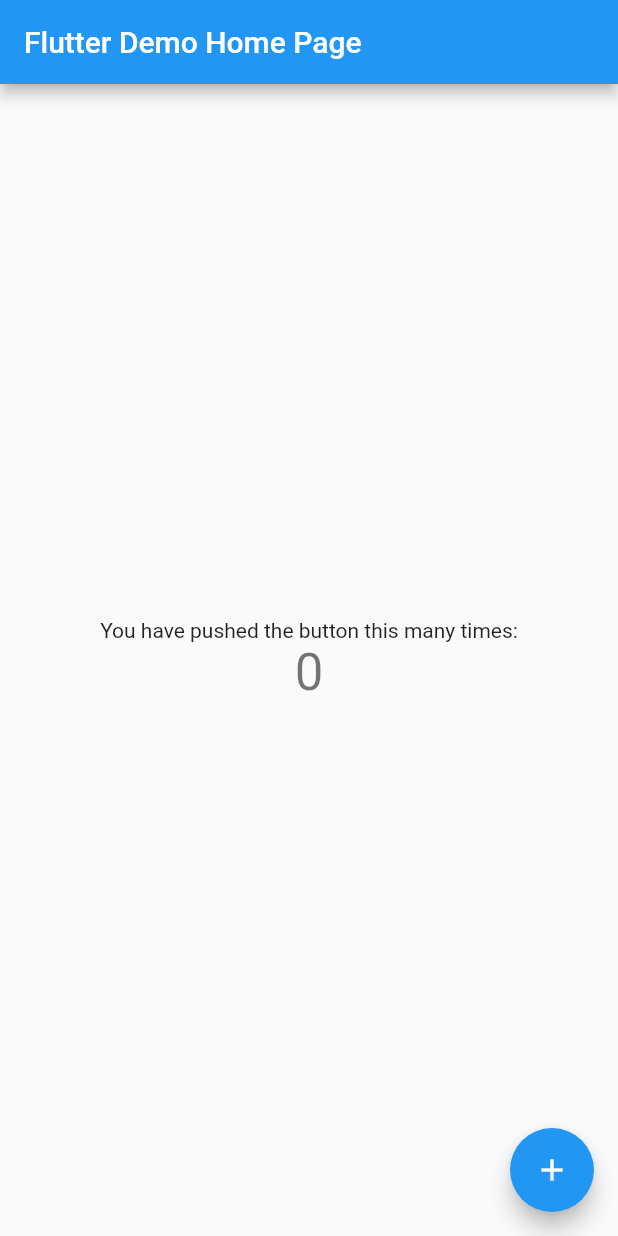
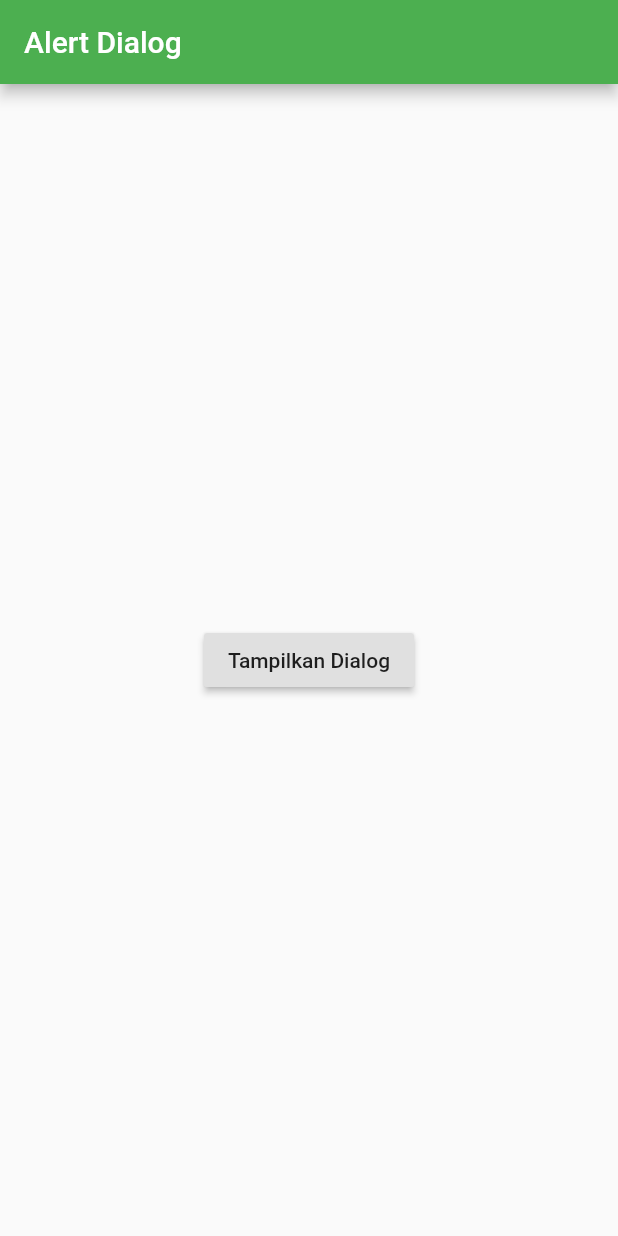
Before and after one commit to erikrios/alert-dialog, a Flutter app: the screen it shows after launch, on a phone screen of 412 x 824 dp. Run offline on Flutter 3.47's test engine with Material 2 defaults, Android fonts, the phone set to English and light mode, and no system bars.

Commit message:
Add the example code of Alert Dialog

```diff
--- a/lib/main.dart
+++ b/lib/main.dart
@@ -3,109 +3,50 @@ import 'package:flutter/material.dart';
 void main() => runApp(MyApp());
 
 class MyApp extends StatelessWidget {
-  // This widget is the root of your application.
   @override
-  Widget build(BuildContext context) {
-    return MaterialApp(
-      title: 'Flutter Demo',
-      theme: ThemeData(
-        // This is the theme of your application.
-        //
-        // Try running your application with "flutter run". You'll see the
-        // application has a blue toolbar. Then, without quitting the app, try
-        // changing the primarySwatch below to Colors.green and then invoke
-        // "hot reload" (press "r" in the console where you ran "flutter run",
-        // or simply save your changes to "hot reload" in a Flutter IDE).
-        // Notice that the counter didn't reset back to zero; the application
-        // is not restarted.
-        primarySwatch: Colors.blue,
-      ),
-      home: MyHomePage(title: 'Flutter Demo Home Page'),
-    );
-  }
+  Widget build(BuildContext context) => MaterialApp(
+        title: 'Demo Flutter',
+        theme: ThemeData(primarySwatch: Colors.green),
+        home: HomePage(),
+      );
 }
 
-class MyHomePage extends StatefulWidget {
-  MyHomePage({Key key, this.title}) : super(key: key);
-
-  // This widget is the home page of your application. It is stateful, meaning
-  // that it has a State object (defined below) that contains fields that affect
-  // how it looks.
-
-  // This class is the configuration for the state. It holds the values (in this
-  // case the title) provided by the parent (in this case the App widget) and
-  // used by the build method of the State. Fields in a Widget subclass are
-  // always marked "final".
-
-  final String title;
-
+class HomePage extends StatefulWidget {
   @override
-  _MyHomePageState createState() => _MyHomePageState();
+  State<StatefulWidget> createState() => _HomePageState();
 }
 
-class _MyHomePageState extends State<MyHomePage> {
-  int _counter = 0;
-
-  void _incrementCounter() {
-    setState(() {
-      // This call to setState tells the Flutter framework that something has
-      // changed in this State, which causes it to rerun the build method below
-      // so that the display can reflect the updated values. If we changed
-      // _counter without calling setState(), then the build method would not be
-      // called again, and so nothing would appear to happen.
-      _counter++;
-    });
+class _HomePageState extends State<HomePage> {
+  void onPressed(BuildContext context) {
+    var alertDialog = AlertDialog(
+      title: Text('Informasi'),
+      content: Text('Contoh informasi yang akan ditampilkan.'),
+      actions: <Widget>[
+        RaisedButton(
+          child: Text(
+            'OK',
+            style: TextStyle(color: Colors.white),
+          ),
+          onPressed: () {
+            Navigator.of(context).pop();
+          },
+        )
+      ],
+    );
   }
 
   @override
-  Widget build(BuildContext context) {
-    // This method is rerun every time setState is called, for instance as done
-    // by the _incrementCounter method above.
-    //
-    // The Flutter framework has been optimized to make rerunning build methods
-    // fast, so that you can just rebuild anything that needs updating rather
-    // than having to individually change instances of widgets.
-    return Scaffold(
-      appBar: AppBar(
-        // Here we take the value from the MyHomePage object that was created by
-        // the App.build method, and use it to set our appbar title.
-        title: Text(widget.title),
-      ),
-      body: Center(
-        // Center is a layout widget. It takes a single child and positions it
-        // in the middle of the parent.
-        child: Column(
-          // Column is also a layout widget. It takes a list of children and
-          // arranges them vertically. By default, it sizes itself to fit its
-          // children horizontally, and tries to be as tall as its parent.
-          //
-          // Invoke "debug painting" (press "p" in the console, choose the
-          // "Toggle Debug Paint" action from the Flutter Inspector in Android
-          // Studio, or the "Toggle Debug Paint" command in Visual Studio Code)
-          // to see the wireframe for each widget.
-          //
-          // Column has various properties to control how it sizes itself and
-          // how it positions its children. Here we use mainAxisAlignment to
-          // center the children vertically; the main axis here is the vertical
-          // axis because Columns are vertical (the cross axis would be
-          // horizontal).
-          mainAxisAlignment: MainAxisAlignment.center,
-          children: <Widget>[
-            Text(
-              'You have pushed the button this many times:',
-            ),
-            Text(
-              '$_counter',
-              style: Theme.of(context).textTheme.display1,
-            ),
-          ],
+  Widget build(BuildContext context) => Scaffold(
+        appBar: AppBar(
+          title: Text('Alert Dialog'),
         ),
-      ),
-      floatingActionButton: FloatingActionButton(
-        onPressed: _incrementCounter,
-        tooltip: 'Increment',
-        child: Icon(Icons.add),
-      ), // This trailing comma makes auto-formatting nicer for build methods.
-    );
-  }
+        body: Center(
+          child: RaisedButton(
+            child: Text('Tampilkan Dialog'),
+            onPressed: () {
+              onPressed(context);
+            },
+          ),
+        ),
+      );
 }
```
